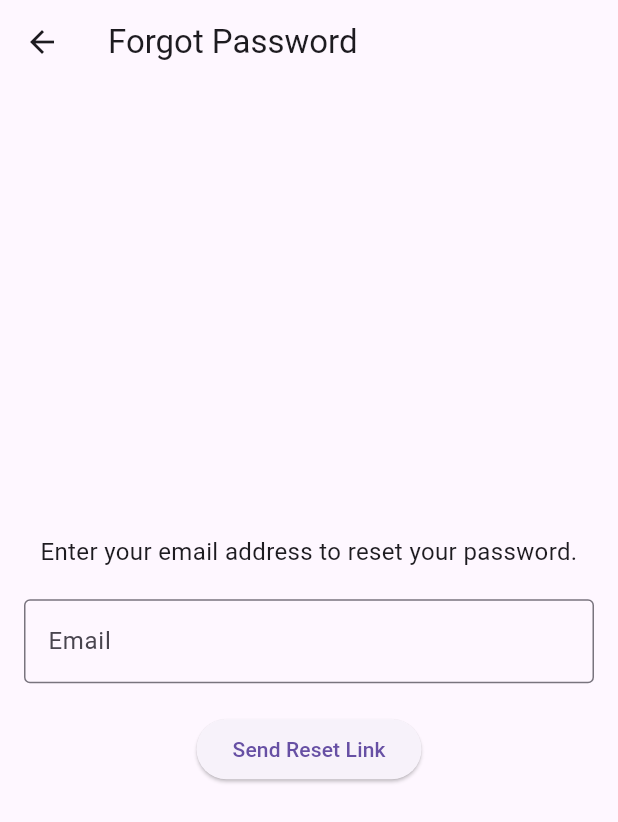
After one commit to princedesai012/doctor, a Flutter app: the screen it shows after launch, after a tap on "Forget Password", on a phone screen of 412 x 824 dp. The commit adds this screen. Shown: the top 822 px of the screen. Run offline on Flutter 3.47's test engine with Material 3 defaults, Android fonts, the phone set to English and light mode, and no system bars; our stand-ins replace cloud_firestore, firebase_auth, firebase_core, get, velocity_x; accounts and stored records are empty.

Commit message:
forgrt password

```diff
--- a/lib/controllers/auth_controller.dart
+++ b/lib/controllers/auth_controller.dart
@@ -32,6 +32,15 @@ class AuthController extends GetxController{
     }
   }
 
+  Future<bool> resetPassword(String email) async {
+    try {
+      await auth.sendPasswordResetEmail(email: email);
+      return true; // Email sent successfully
+    } catch (e) {
+      print("Error sending password reset email: $e");
+      return false; // Failed to send email
+    }
+  }
 
   isUserAlreadyLoggedIn() async{
      FirebaseAuth.instance.authStateChanges().listen((User? user) async{
--- /dev/null
+++ b/lib/views/ForgotPasswordView.dart
@@ -0,0 +1,75 @@
+import 'package:flutter/material.dart';
+import 'package:get/get.dart';
+import 'package:doctor/controllers/auth_controller.dart'; // Assuming you have the controller set up for authentication
+
+class ForgotPasswordView extends StatefulWidget {
+  const ForgotPasswordView({super.key});
+
+  @override
+  _ForgotPasswordViewState createState() => _ForgotPasswordViewState();
+}
+
+class _ForgotPasswordViewState extends State<ForgotPasswordView> {
+  final TextEditingController emailController = TextEditingController();
+  final AuthController authController = Get.put(AuthController()); // Assume you handle authentication via this controller
+
+  @override
+  Widget build(BuildContext context) {
+    return Scaffold(
+      appBar: AppBar(title: const Text('Forgot Password')),
+      body: Padding(
+        padding: const EdgeInsets.all(16.0),
+        child: Column(
+          mainAxisAlignment: MainAxisAlignment.center,
+          children: [
+            const Text(
+              'Enter your email address to reset your password.',
+              textAlign: TextAlign.center,
+              style: TextStyle(fontSize: 16),
+            ),
+            const SizedBox(height: 20),
+            TextField(
+              controller: emailController,
+              decoration: InputDecoration(
+                labelText: 'Email',
+                border: OutlineInputBorder(),
+              ),
+              keyboardType: TextInputType.emailAddress,
+            ),
+            const SizedBox(height: 20),
+            ElevatedButton(
+              onPressed: () async {
+                String email = emailController.text.trim();
+                if (email.isNotEmpty) {
+                  // Call your reset password function here
+                  bool result = await authController.resetPassword(email);
+                  if (result) {
+                    // If successful, show confirmation
+                    Get.snackbar(
+                      "Password Reset",
+                      "Password reset email has been sent.",
+                      snackPosition: SnackPosition.BOTTOM,
+                    );
+                  } else {
+                    Get.snackbar(
+                      "Error",
+                      "Could not send password reset email.",
+                      snackPosition: SnackPosition.BOTTOM,
+                    );
+                  }
+                } else {
+                  Get.snackbar(
+                    "Error",
+                    "Please enter a valid email address.",
+                    snackPosition: SnackPosition.BOTTOM,
+                  );
+                }
+              },
+              child: const Text('Send Reset Link'),
+            ),
+          ],
+        ),
+      ),
+    );
+  }
+}
--- a/lib/views/login_view.dart
+++ b/lib/views/login_view.dart
@@ -6,6 +6,7 @@ import 'package:doctor/views/appointment_view/appointment_view.dart';
 import 'package:doctor/views/signup_view/signup_view.dart';
 import 'package:get/get.dart';
 
+import 'ForgotPasswordView.dart';
 import 'home_view/home.dart';
 
 class LoginView extends StatefulWidget {
@@ -82,7 +83,12 @@ class _LoginViewState extends State<LoginView> {
                 20.heightBox,
                 Align(
                   alignment: Alignment.centerRight,
-                  child: AppStyle.normal(title: AppStrings.forgetPassword),
+                  child: GestureDetector(
+                    onTap: () {
+                      Get.to(() => const ForgotPasswordView());
+                    },
+                    child: AppStyle.normal(title: AppStrings.forgetPassword),
+                  ),
                 ),
                 20.heightBox,
                 CustomButton(buttonText: AppStrings.login,
```
